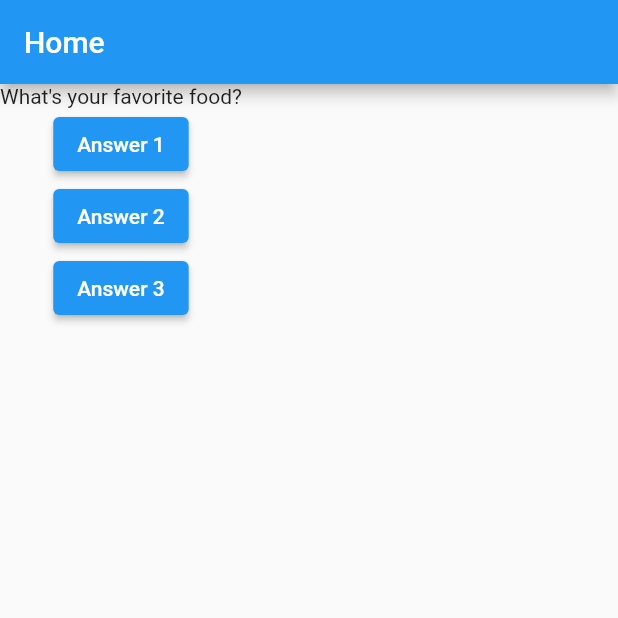
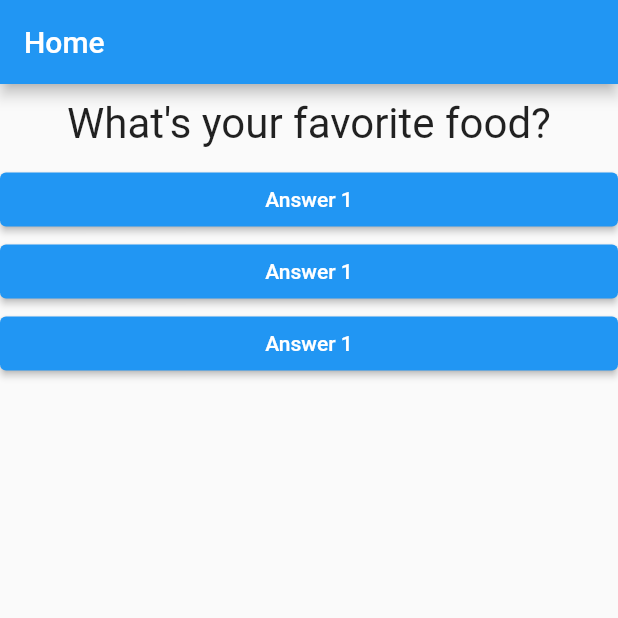
Before and after one commit to HeroAppsDev/flutter_quiz_app, a Flutter app: the screen it shows after launch, after a tap on "Answer 1", on a phone screen of 412 x 824 dp, the top half of it. Run offline on Flutter 3.47's test engine with Material 2 defaults, Android fonts, the phone set to English and light mode, and no system bars.

Commit message:
:hammer: Refactor Code
Extracting widget buttons

```diff
--- /dev/null
+++ b/lib/answer_button_widget.dart
@@ -0,0 +1,18 @@
+import 'package:flutter/material.dart';
+
+class AnswerButtonWidget extends StatelessWidget {
+  final VoidCallback onPressed; //void Function for Callback
+  const AnswerButtonWidget({Key? key, required this.onPressed})
+      : super(key: key);
+
+  @override
+  Widget build(BuildContext context) {
+    return SizedBox(
+      width: double.infinity,
+      child: ElevatedButton(
+        onPressed: onPressed,
+        child: const Text('Answer 1'),
+      ),
+    );
+  }
+}
--- a/lib/main.dart
+++ b/lib/main.dart
@@ -1,4 +1,5 @@
 import 'package:flutter/material.dart';
+import 'package:flutter_quiz_app/answer_button_widget.dart';
 import 'package:flutter_quiz_app/question_label_widget.dart';
 
 void main() {
@@ -15,7 +16,7 @@ class MyApp extends StatefulWidget {
 class _MyAppState extends State<MyApp> {
   var _questionIndex = 0;
 
-  void answerQuestion() {
+  void _answerQuestion() {
     setState(() {
       _questionIndex++;
     });
@@ -37,17 +38,14 @@ class _MyAppState extends State<MyApp> {
         body: Column(
           children: [
             QuestionLabelWidget(questions: questions.elementAt(_questionIndex)),
-            ElevatedButton(
-              onPressed: answerQuestion,
-              child: const Text('Answer 1'),
+            AnswerButtonWidget(
+              onPressed: _answerQuestion,
             ),
-            ElevatedButton(
-              onPressed: answerQuestion,
-              child: const Text('Answer 2'),
+            AnswerButtonWidget(
+              onPressed: _answerQuestion,
             ),
-            ElevatedButton(
-              onPressed: answerQuestion,
-              child: const Text('Answer 3'),
+            AnswerButtonWidget(
+              onPressed: _answerQuestion,
             ),
           ],
         ),
--- a/lib/question_label_widget.dart
+++ b/lib/question_label_widget.dart
@@ -10,6 +10,14 @@ class QuestionLabelWidget extends StatelessWidget {
 
   @override
   Widget build(BuildContext context) {
-    return Text(questions);
+    return Container(
+      width: double.infinity,
+      margin: const EdgeInsets.all(10),
+      child: Text(
+        questions,
+        style: const TextStyle(fontSize: 28),
+        textAlign: TextAlign.center,
+      ),
+    );
   }
 }
```
